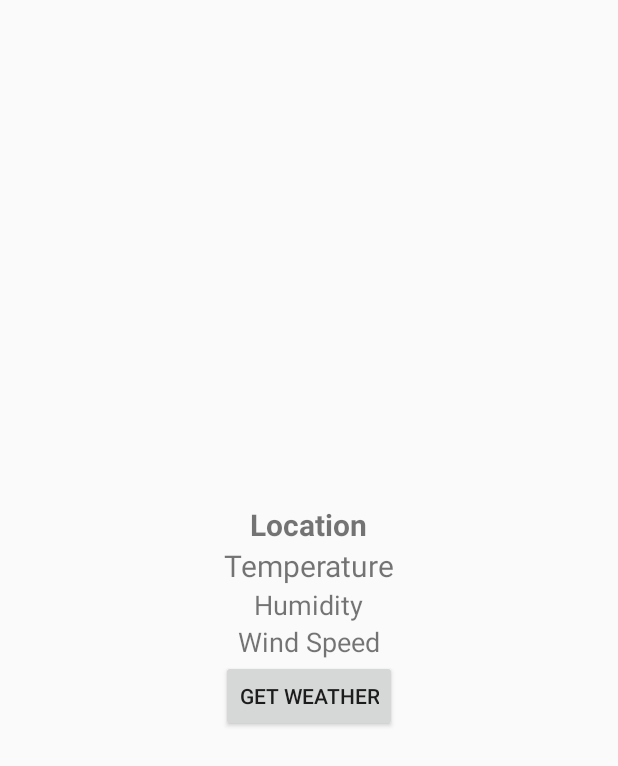
After one commit to Akilalochana/Software-Development-Group-Project-, an Android app built with Jetpack Compose: the layout activity_main.xml on its own in the app's theme, with its tools: preview values and no code run, on a phone screen of 412 x 824 dp. The commit adds this screen. Shown: the top 766 px of the screen. Run offline under Robolectric (Android 15) with nearby library versions, the phone set to English and light mode, and no system bars.

Commit message:
git commit -m "Integrated location services and permission handling for weather app"
git commit -m "Updated UI layout for weather display"
git commit -m "Implemented API call for fetching weather data"
git commit -m "Fixed location permission request handling"

```diff
--- /dev/null
+++ b/Navinya/weatherapptest/app/src/main/res/layout/activity_main.xml
@@ -0,0 +1,43 @@
+
+<LinearLayout xmlns:android="http://schemas.android.com/apk/res/android"
+android:layout_width="match_parent"
+android:layout_height="match_parent"
+android:orientation="vertical"
+android:gravity="center"
+android:padding="16dp">
+
+<TextView
+    android:id="@+id/tvLocation"
+    android:layout_width="wrap_content"
+    android:layout_height="wrap_content"
+    android:text="Location"
+    android:textSize="20sp"
+    android:textStyle="bold"/>
+
+<TextView
+    android:id="@+id/tvTemperature"
+    android:layout_width="wrap_content"
+    android:layout_height="wrap_content"
+    android:text="Temperature"
+    android:textSize="20sp"/>
+
+<TextView
+    android:id="@+id/tvHumidity"
+    android:layout_width="wrap_content"
+    android:layout_height="wrap_content"
+    android:text="Humidity"
+    android:textSize="18sp"/>
+
+<TextView
+    android:id="@+id/tvWindSpeed"
+    android:layout_width="wrap_content"
+    android:layout_height="wrap_content"
+    android:text="Wind Speed"
+    android:textSize="18sp"/>
+
+<Button
+    android:id="@+id/btnGetWeather"
+    android:layout_width="wrap_content"
+    android:layout_height="wrap_content"
+    android:text="Get Weather"/>
+</LinearLayout>
```
Also changed, not shown: Navinya/weatherapptest/app/build.gradle.kts (+32 -18 lines), Navinya/weatherapptest/app/src/main/AndroidManifest.xml (+7 -0 lines), Navinya/weatherapptest/app/src/main/java/com/example/weatherapptest/MainActivity.kt (+44 -40 lines), Navinya/weatherapptest/app/src/main/java/com/example/weatherapptest/api/WeatherApi.kt (added, +14 -0 lines), Navinya/weatherapptest/app/src/main/java/com/example/weatherapptest/model/WeatherResponse.kt (added, +16 -0 lines).
